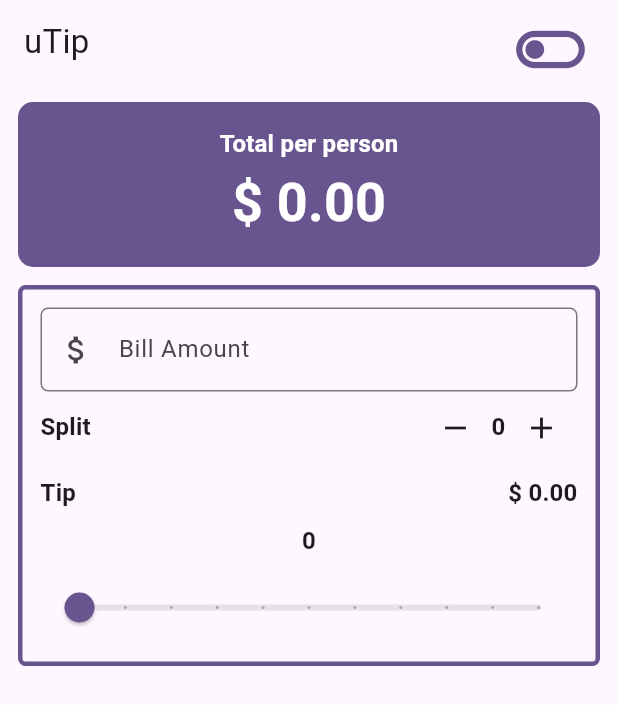
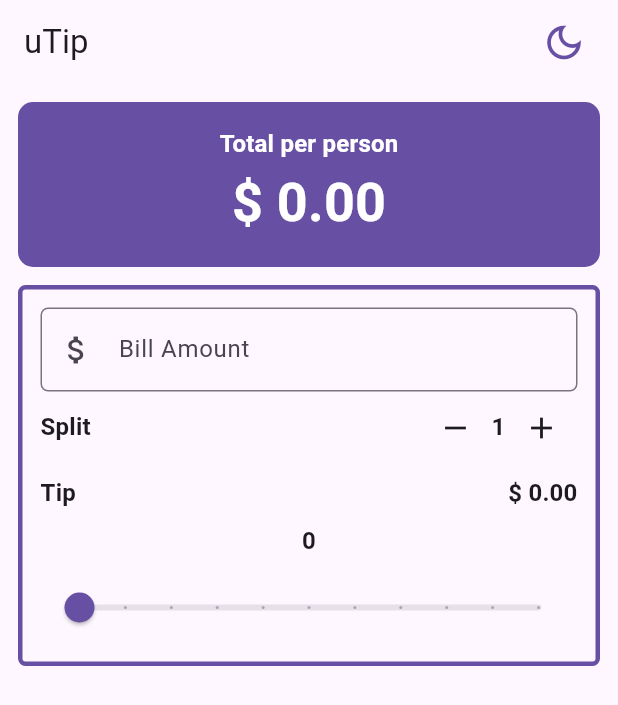
Before and after one commit to Janvierscode/utip, a Flutter app: the screen it shows after launch, on a phone screen of 412 x 824 dp. Shown: the top 705 px of the screen. Run offline on Flutter 3.47's test engine with Material 3 defaults, Android fonts, the phone set to English and light mode, and no system bars.

Commit message:
add theme provider

```diff
--- /dev/null
+++ b/devtools_options.yaml
@@ -0,0 +1,3 @@
+description: This file stores settings for Dart & Flutter DevTools.
+documentation: https://docs.flutter.dev/tools/devtools/extensions#configure-extension-enablement-states
+extensions:
--- a/lib/main.dart
+++ b/lib/main.dart
@@ -1,12 +1,16 @@
 import 'package:flutter/material.dart';
 import 'package:provider/provider.dart';
 import 'package:utip/pages/utip_page.dart';
+import 'package:utip/provider/ThemeProvider.dart';
 import 'package:utip/provider/UTipProvider.dart';
 
 void main() {
   runApp(
-    ChangeNotifierProvider(
-      create: (context) => UTipProvider(),
+    MultiProvider(
+      providers: [
+        ChangeNotifierProvider(create: (context) => UTipProvider()),
+        ChangeNotifierProvider(create: (context) => ThemeProvider()),
+      ],
       child: const MyApp(),
     ),
   );
@@ -17,12 +21,11 @@ class MyApp extends StatelessWidget {
 
   @override
   Widget build(BuildContext context) {
+    final themeProvider = Provider.of<ThemeProvider>(context);
     return MaterialApp(
       debugShowCheckedModeBanner: false,
       title: 'uTip',
-      theme: ThemeData(
-        colorScheme: ColorScheme.fromSeed(seedColor: Colors.deepPurple),
-      ),
+      theme: themeProvider.isDarkMode ? ThemeData.dark() : ThemeData.light(),
       home: UTip(),
     );
   }
--- a/lib/pages/utip_page.dart
+++ b/lib/pages/utip_page.dart
@@ -1,8 +1,10 @@
 import 'package:flutter/material.dart';
 import "package:provider/provider.dart";
+import 'package:utip/provider/ThemeProvider.dart';
 import 'package:utip/provider/UTipProvider.dart';
 import 'package:utip/widgets/bill_amount_field.dart';
 import 'package:utip/widgets/person_counter.dart';
+import 'package:utip/widgets/tip_row.dart';
 import 'package:utip/widgets/tip_slider.dart';
 import 'package:utip/widgets/total_per_person.dart';
 
@@ -12,6 +14,7 @@ class UTip extends StatelessWidget {
   @override
   Widget build(BuildContext context) {
     final provider = Provider.of<UTipProvider>(context);
+    final themeProvider = Provider.of<ThemeProvider>(context);
     var theme = Theme.of(context);
     final style = theme.textTheme.titleMedium!.copyWith(
       color: theme.colorScheme.onPrimary,
@@ -21,23 +24,19 @@ class UTip extends StatelessWidget {
 
     return Scaffold(
       appBar: AppBar(
-        title: Text(
-          'uTip',
-          style: textTheme.copyWith(
-            fontSize: theme.textTheme.titleLarge!.fontSize,
-            fontWeight: FontWeight.normal,
-          ),
-        ),
+        title: Text('uTip'),
         actions: [
           Padding(
             padding: const EdgeInsets.only(right: 12.0),
             child: IconButton(
-              onPressed: () {},
+              onPressed: themeProvider.toggleTheme,
               icon: Icon(
-                Icons.toggle_off_outlined,
+                themeProvider.isDarkMode
+                    ? Icons.light_mode_outlined
+                    : Icons.dark_mode_outlined,
                 color: theme.colorScheme.primary,
                 fill: 0.5,
-                size: 50,
+                size: 30,
               ),
             ),
           ),
@@ -53,7 +52,7 @@ class UTip extends StatelessWidget {
                 TotalPerPerson(
                   theme: theme,
                   style: style,
-                  total: provider.billTotal,
+                  total: provider.totalPerPerson,
                 ),
                 Container(
                   margin: const EdgeInsets.only(top: 12),
@@ -69,7 +68,7 @@ class UTip extends StatelessWidget {
                     children: [
                       BillAmountField(
                         textTheme: textTheme,
-                        billAmount: provider.billTotal.toString(),
+                        // billAmount: provider.billTotal.toString(),
                         onChanged: (value) {
                           if (value.isEmpty) {
                             return;
@@ -92,16 +91,7 @@ class UTip extends StatelessWidget {
                         },
                       ),
                       const SizedBox(height: 8),
-                      Row(
-                        children: [
-                          Text('Tip', style: textTheme),
-                          const Spacer(),
-                          Text(
-                            '\$ ${provider.totalTip.toStringAsFixed(2)}',
-                            style: textTheme,
-                          ),
-                        ],
-                      ),
+                      TipRow(textTheme: textTheme, totalTip: provider.totalTip),
                       const SizedBox(height: 8),
                       Text(
                         '${(provider.tipPercentage * 100).round()}',
--- /dev/null
+++ b/lib/provider/ThemeProvider.dart
@@ -0,0 +1,15 @@
+import 'package:flutter/material.dart';
+
+class ThemeProvider with ChangeNotifier {
+  bool _isDarkMode = false;
+
+  bool get isDarkMode => _isDarkMode;
+
+  void toggleTheme() {
+    _isDarkMode = !_isDarkMode;
+    notifyListeners();
+  }
+
+  ThemeData get currentTheme =>
+      _isDarkMode ? ThemeData.dark() : ThemeData.light();
+}
--- a/lib/provider/UTipProvider.dart
+++ b/lib/provider/UTipProvider.dart
@@ -1,7 +1,7 @@
 import 'package:flutter/material.dart';
 
 class UTipProvider with ChangeNotifier {
-  int _personCount = 0;
+  int _personCount = 1;
   double _billTotal = 0.0;
   double _tipPercentage = 0;
 
--- a/lib/widgets/bill_amount_field.dart
+++ b/lib/widgets/bill_amount_field.dart
@@ -5,12 +5,12 @@ class BillAmountField extends StatelessWidget {
     super.key,
     required this.textTheme,
     required this.onChanged,
-    required this.billAmount,
+    // required this.billAmount,
   });
 
   final TextStyle textTheme;
   final ValueChanged<String> onChanged;
-  final String billAmount;
+  // final String billAmount;
 
   @override
   Widget build(BuildContext context) {
--- /dev/null
+++ b/lib/widgets/tip_row.dart
@@ -0,0 +1,19 @@
+import 'package:flutter/material.dart';
+
+class TipRow extends StatelessWidget {
+  const TipRow({super.key, required this.textTheme, required this.totalTip});
+
+  final TextStyle textTheme;
+  final double totalTip;
+
+  @override
+  Widget build(BuildContext context) {
+    return Row(
+      children: [
+        Text('Tip', style: textTheme),
+        const Spacer(),
+        Text('\$ ${totalTip.toStringAsFixed(2)}', style: textTheme),
+      ],
+    );
+  }
+}
--- a/lib/widgets/tip_slider.dart
+++ b/lib/widgets/tip_slider.dart
@@ -19,7 +19,6 @@ class TipSlider extends StatelessWidget {
       onChanged: onChanged,
 
       label: '${(_tipPercentage * 100).round()}',
-      autofocus: true,
     );
   }
 }
```
